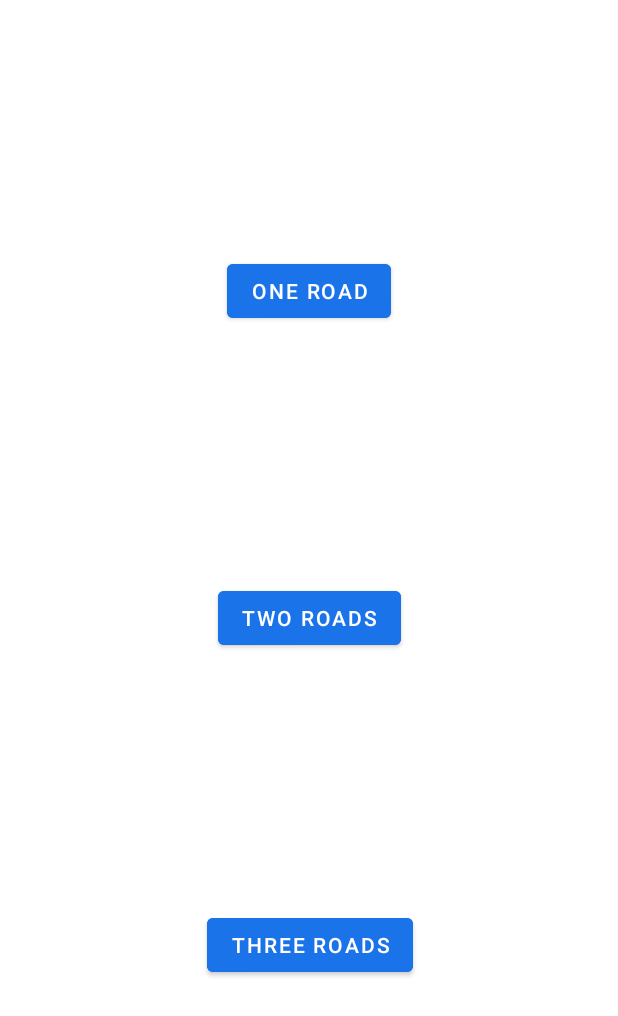
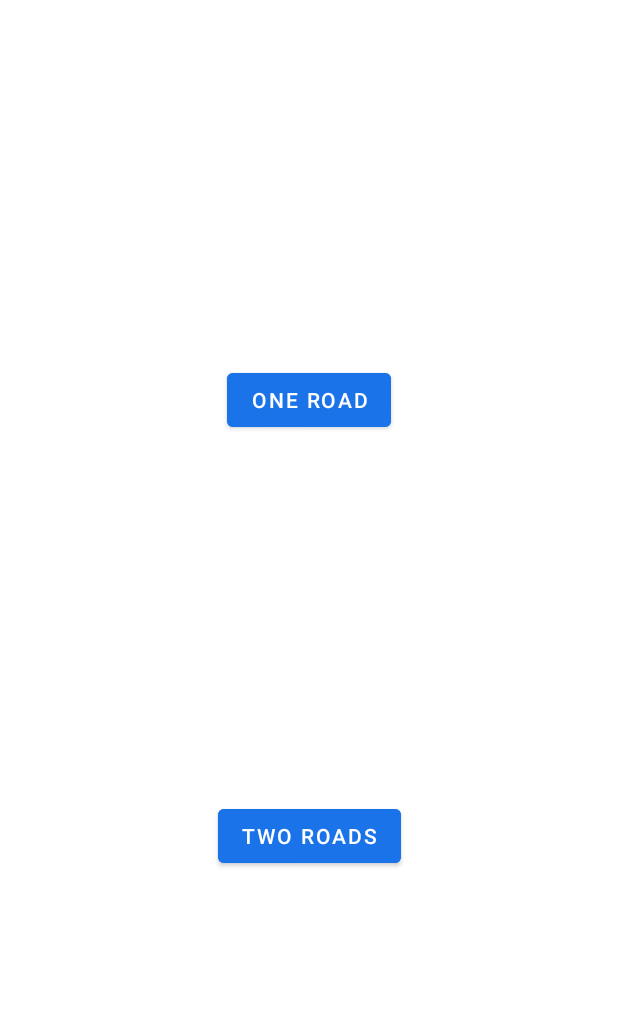
Before and after one commit to varun508/Traffic-Control-Simulator, an Android app: the screen it shows after launch (MainActivity), on a phone screen of 412 x 824 dp. Shown: the top 1016 px of the screen. Run offline under Robolectric (Android 15) with nearby library versions, the phone set to English and light mode, and no system bars.

Commit message:
Final commit

```diff
--- a/app/src/main/res/layout/activity_main.xml
+++ b/app/src/main/res/layout/activity_main.xml
@@ -31,21 +31,8 @@
             android:layout_height="wrap_content"
             android:id="@+id/materialButton"
             app:layout_constraintTop_toBottomOf="@+id/materialButton2"
-            app:layout_constraintBottom_toTopOf="@+id/materialButton3"
             app:layout_constraintStart_toStartOf="@+id/materialButton2"
-            app:layout_constraintEnd_toEndOf="@+id/materialButton2"/>
-
-    <android.support.design.button.MaterialButton
-            android:layout_width="wrap_content"
-            android:text="Three Roads"
-            android:textColor="@color/white"
-            android:onClick="toThree"
-            android:backgroundTint="@color/themeMain"
-            android:layout_height="wrap_content"
-            android:id="@+id/materialButton3"
-            app:layout_constraintBottom_toBottomOf="parent" app:layout_constraintTop_toBottomOf="@+id/materialButton"
-            app:layout_constraintStart_toStartOf="@+id/materialButton"
-            app:layout_constraintEnd_toEndOf="@+id/materialButton"/>
+            app:layout_constraintEnd_toEndOf="@+id/materialButton2" app:layout_constraintBottom_toBottomOf="parent"/>
 
 
 </android.support.constraint.ConstraintLayout>
```
Also changed, not shown: app/src/main/res/layout/activity_two_roads.xml (+10 -5 lines).
